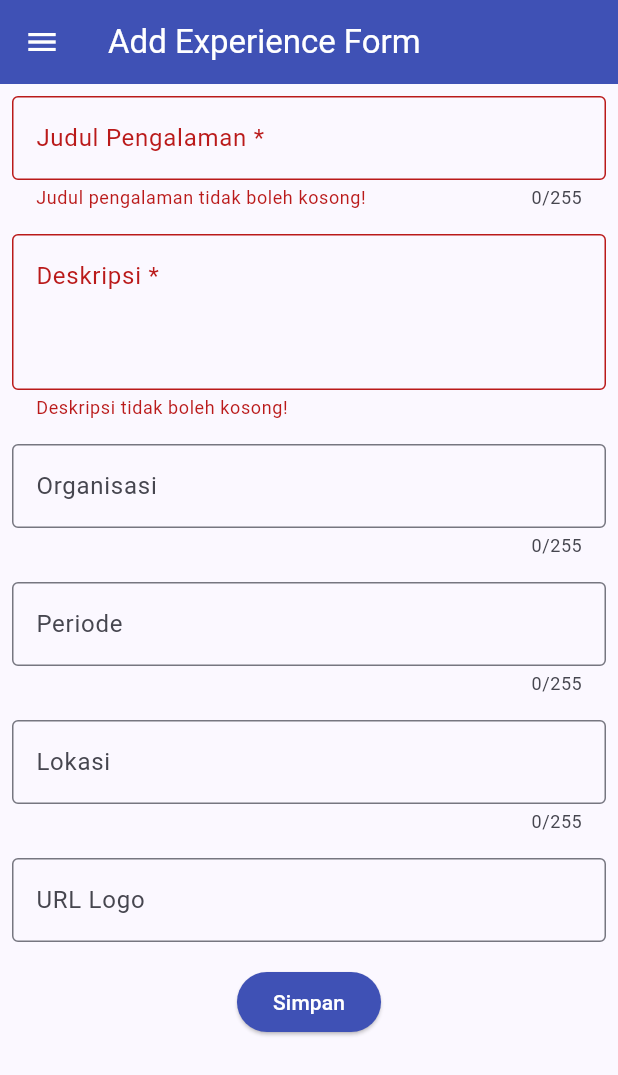
After one commit to owenviriya/myportofolio_mobile, a Flutter app: the ExperienceFormPage screen opened directly, after a tap on "Simpan", on a phone screen of 412 x 824 dp. The commit adds this screen. Shown: the top 1075 px of the screen. Run offline on Flutter 3.47's test engine with Material 3 defaults, Android fonts, the phone set to English and light mode, and no system bars; our stand-ins replace material_ui.

Commit message:
feat: add experience form and reflections

```diff
--- /dev/null
+++ b/lib/screens/experience_form.dart
@@ -0,0 +1,234 @@
+import 'package:material_ui/material_ui.dart';
+import 'package:myportofolio_mobile/widgets/left_drawer.dart';
+
+class ExperienceFormPage extends StatefulWidget {
+  const ExperienceFormPage({super.key});
+
+  @override
+  State<ExperienceFormPage> createState() => _ExperienceFormPageState();
+}
+
+class _ExperienceFormPageState extends State<ExperienceFormPage> {
+  final _formKey = GlobalKey<FormState>();
+
+  String _title = '';
+  String _description = '';
+  String _organization = '';
+  String _period = '';
+  String _location = '';
+  String _logo = '';
+
+  String? _validateRequired(String? value, String label, {int? maxLength}) {
+    final text = value?.trim() ?? '';
+    if (text.isEmpty) {
+      return '$label tidak boleh kosong!';
+    }
+    if (maxLength != null && text.length > maxLength) {
+      return '$label maksimal $maxLength karakter.';
+    }
+    return null;
+  }
+
+  String? _validateOptionalText(String? value, String label, int maxLength) {
+    final text = value?.trim() ?? '';
+    if (text.length > maxLength) {
+      return '$label maksimal $maxLength karakter.';
+    }
+    return null;
+  }
+
+  String? _validateLogoUrl(String? value) {
+    final text = value?.trim() ?? '';
+    if (text.isEmpty) return null;
+
+    final uri = Uri.tryParse(text);
+    if (uri == null ||
+        !uri.hasScheme ||
+        (uri.scheme != 'http' && uri.scheme != 'https') ||
+        uri.host.isEmpty) {
+      return 'Masukkan URL logo yang valid (http atau https).';
+    }
+    if (text.length > 255) {
+      return 'URL logo maksimal 255 karakter.';
+    }
+    return null;
+  }
+
+  void _resetForm() {
+    _formKey.currentState?.reset();
+    setState(() {
+      _title = '';
+      _description = '';
+      _organization = '';
+      _period = '';
+      _location = '';
+      _logo = '';
+    });
+  }
+
+  @override
+  Widget build(BuildContext context) {
+    return Scaffold(
+      appBar: AppBar(
+        title: const Text('Add Experience Form'),
+        backgroundColor: Colors.indigo,
+        foregroundColor: Colors.white,
+      ),
+      drawer: const LeftDrawer(),
+      body: Form(
+        key: _formKey,
+        child: SingleChildScrollView(
+          padding: const EdgeInsets.only(bottom: 24),
+          child: Column(
+            crossAxisAlignment: CrossAxisAlignment.stretch,
+            children: [
+              Padding(
+                padding: const EdgeInsets.all(8),
+                child: TextFormField(
+                  maxLength: 255,
+                  decoration: const InputDecoration(
+                    labelText: 'Judul Pengalaman *',
+                    hintText: 'Contoh: Software Engineer',
+                    border: OutlineInputBorder(),
+                  ),
+                  onChanged: (value) => _title = value,
+                  validator: (value) =>
+                      _validateRequired(
+                        value,
+                        'Judul pengalaman',
+                        maxLength: 255,
+                      ),
+                ),
+              ),
+              Padding(
+                padding: const EdgeInsets.all(8),
+                child: TextFormField(
+                  minLines: 3,
+                  maxLines: 5,
+                  decoration: const InputDecoration(
+                    labelText: 'Deskripsi *',
+                    hintText: 'Jelaskan tanggung jawab atau pekerjaanmu',
+                    border: OutlineInputBorder(),
+                    alignLabelWithHint: true,
+                  ),
+                  onChanged: (value) => _description = value,
+                  validator: (value) =>
+                      _validateRequired(value, 'Deskripsi'),
+                ),
+              ),
+              Padding(
+                padding: const EdgeInsets.all(8),
+                child: TextFormField(
+                  maxLength: 255,
+                  decoration: const InputDecoration(
+                    labelText: 'Organisasi',
+                    hintText: 'Nama organisasi atau perusahaan',
+                    border: OutlineInputBorder(),
+                  ),
+                  onChanged: (value) => _organization = value,
+                  validator: (value) =>
+                      _validateOptionalText(value, 'Organisasi', 255),
+                ),
+              ),
+              Padding(
+                padding: const EdgeInsets.all(8),
+                child: TextFormField(
+                  maxLength: 255,
+                  decoration: const InputDecoration(
+                    labelText: 'Periode',
+                    hintText: 'Contoh: Januari 2024 - Sekarang',
+                    border: OutlineInputBorder(),
+                  ),
+                  onChanged: (value) => _period = value,
+                  validator: (value) =>
+                      _validateOptionalText(value, 'Periode', 255),
+                ),
+              ),
+              Padding(
+                padding: const EdgeInsets.all(8),
+                child: TextFormField(
+                  maxLength: 255,
+                  decoration: const InputDecoration(
+                    labelText: 'Lokasi',
+                    hintText: 'Contoh: Jakarta, Indonesia',
+                    border: OutlineInputBorder(),
+                  ),
+                  onChanged: (value) => _location = value,
+                  validator: (value) =>
+                      _validateOptionalText(value, 'Lokasi', 255),
+                ),
+              ),
+              Padding(
+                padding: const EdgeInsets.all(8),
+                child: TextFormField(
+                  keyboardType: TextInputType.url,
+                  decoration: const InputDecoration(
+                    labelText: 'URL Logo',
+                    hintText: 'https://contoh.com/logo.png',
+                    border: OutlineInputBorder(),
+                  ),
+                  onChanged: (value) => _logo = value,
+                  validator: _validateLogoUrl,
+                ),
+              ),
+              Padding(
+                padding: const EdgeInsets.all(8),
+                child: Align(
+                  alignment: Alignment.center,
+                  child: ElevatedButton(
+                    style: ButtonStyle(
+                      backgroundColor: WidgetStateProperty.all(Colors.indigo),
+                      foregroundColor: WidgetStateProperty.all(Colors.white),
+                    ),
+                    onPressed: () {
+                      if (!_formKey.currentState!.validate()) return;
+
+                      showDialog<void>(
+                        context: context,
+                        builder: (dialogContext) => AlertDialog(
+                          title: const Text('Pengalaman berhasil ditambahkan!'),
+                          content: SingleChildScrollView(
+                            child: Column(
+                              crossAxisAlignment: CrossAxisAlignment.start,
+                              mainAxisSize: MainAxisSize.min,
+                              children: [
+                                Text('Judul: ${_title.trim()}'),
+                                Text('Deskripsi: ${_description.trim()}'),
+                                Text(
+                                  'Organisasi: ${_organization.trim().isEmpty ? '-' : _organization.trim()}',
+                                ),
+                                Text(
+                                  'Periode: ${_period.trim().isEmpty ? '-' : _period.trim()}',
+                                ),
+                                Text(
+                                  'Lokasi: ${_location.trim().isEmpty ? '-' : _location.trim()}',
+                                ),
+                                Text(
+                                  'URL Logo: ${_logo.trim().isEmpty ? '-' : _logo.trim()}',
+                                ),
+                              ],
+                            ),
+                          ),
+                          actions: [
+                            TextButton(
+                              onPressed: () {
+                                Navigator.pop(dialogContext);
+                                _resetForm();
+                              },
+                              child: const Text('OK'),
+                            ),
+                          ],
+                        ),
+                      );
+                    },
+                    child: const Text('Simpan'),
+                  ),
+                ),
+              ),
+            ],
+          ),
+        ),
+      ),
+    );
+  }
+}
--- a/lib/screens/menu.dart
+++ b/lib/screens/menu.dart
@@ -14,6 +14,11 @@ class MyHomePage extends StatelessWidget {
     ItemHomepage('Tambah Proyek', Icons.add_circle, Colors.green.shade700),
     ItemHomepage('Lihat Skills', Icons.code, Colors.purple.shade700),
     ItemHomepage('Lihat Experience', Icons.work, Colors.teal.shade700),
+    ItemHomepage(
+      'Tambah Experience',
+      Icons.add_business,
+      Colors.orange.shade700,
+    ),
     ItemHomepage('Lihat Education', Icons.school, Colors.indigo.shade700),
     ItemHomepage('Logout', Icons.logout, Colors.red.shade700),
   ];
--- a/lib/widgets/left_drawer.dart
+++ b/lib/widgets/left_drawer.dart
@@ -1,5 +1,6 @@
 import 'package:material_ui/material_ui.dart';
 import 'package:myportofolio_mobile/screens/menu.dart';
+import 'package:myportofolio_mobile/screens/experience_form.dart';
 import 'package:myportofolio_mobile/screens/project_form.dart';
 
 class LeftDrawer extends StatelessWidget {
@@ -57,6 +58,18 @@ class LeftDrawer extends StatelessWidget {
               );
             },
           ),
+          ListTile(
+            leading: const Icon(Icons.work_outline),
+            title: const Text('Tambah Experience'),
+            onTap: () {
+              Navigator.push(
+                context,
+                MaterialPageRoute(
+                  builder: (context) => const ExperienceFormPage(),
+                ),
+              );
+            },
+          ),
         ],
       ),
     );
--- a/lib/widgets/project_card.dart
+++ b/lib/widgets/project_card.dart
@@ -1,5 +1,6 @@
 import 'package:myportofolio_mobile/screens/menu.dart';
 import 'package:material_ui/material_ui.dart';
+import 'package:myportofolio_mobile/screens/experience_form.dart';
 import 'package:myportofolio_mobile/screens/project_form.dart';
 
 class ItemCard extends StatelessWidget {
@@ -30,6 +31,13 @@ class ItemCard extends StatelessWidget {
               context,
               MaterialPageRoute(builder: (context) => const ProjectFormPage()),
             );
+          } else if (item.name == "Tambah Experience") {
+            Navigator.push(
+              context,
+              MaterialPageRoute(
+                builder: (context) => const ExperienceFormPage(),
+              ),
+            );
           }
         },
         child: Container(
```
Also changed, not shown: 1 other file.
